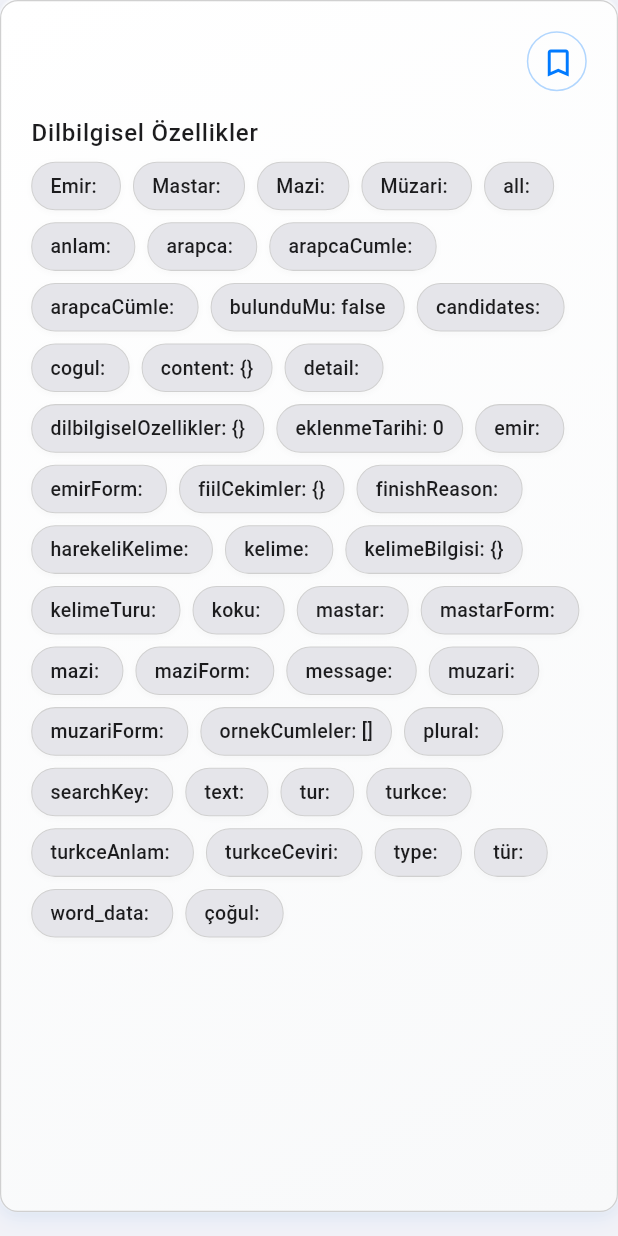
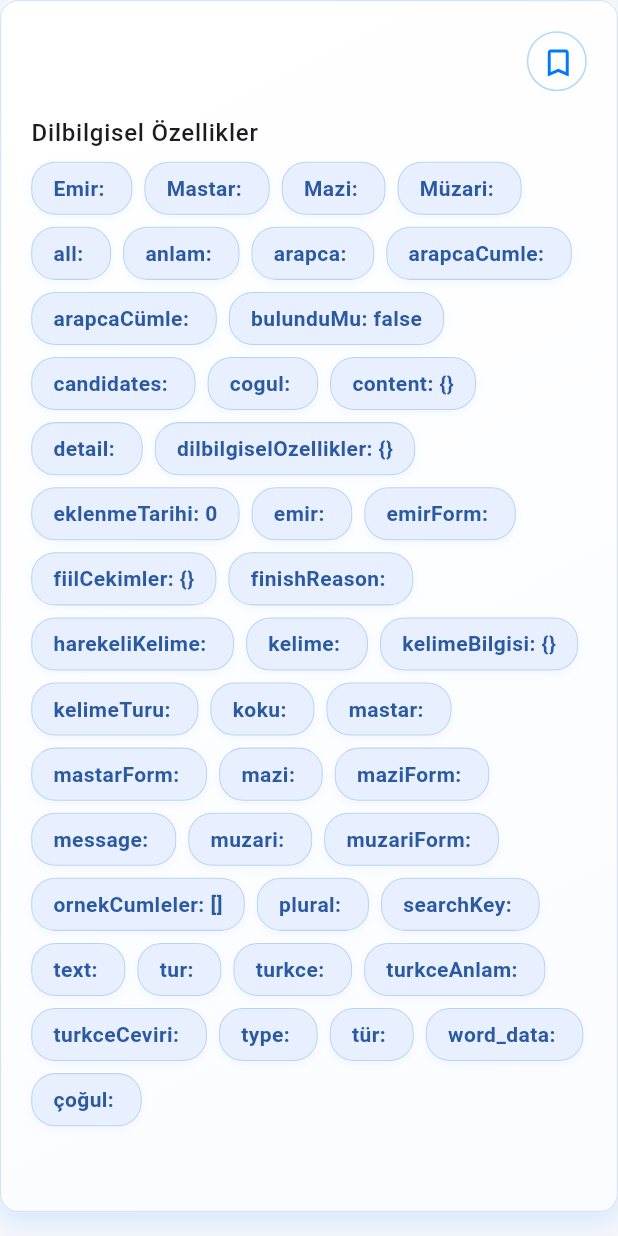
Before and after one commit to onbir53/Kavaid, a Flutter app: the WordCard widget shown alone on an empty page, opened directly with empty values, on a phone screen of 412 x 824 dp. Run offline on Flutter 3.47's test engine with Material 3 defaults, Android fonts, the phone set to English and light mode, and no system bars; our stand-ins replace connectivity_plus, device_info_plus, firebase_core, firebase_database, flutter_spinkit, google_fonts and 4 more; missing offline and left inert: in_app_purchase_android, in_app_purchase_storekit; accounts and stored records are empty; network calls fail.

Commit message:
büyük optimize öncesi 2

```diff
--- a/lib/widgets/word_card.dart
+++ b/lib/widgets/word_card.dart
@@ -133,7 +133,7 @@ class _WordCardState extends State<WordCard> {
                 end: Alignment.bottomRight,
                 colors: [
                   Color(0xFFFFFFFF),
-                  Color(0xFFF8F9FA),
+                  Color(0xFFFBFCFF), // Hafif mavimsi gradient
                 ],
               ),
         color: isDarkMode ? const Color(0xFF1C1C1E) : null,
@@ -141,29 +141,29 @@ class _WordCardState extends State<WordCard> {
         border: Border.all(
           color: isDarkMode
               ? const Color(0xFF48484A).withOpacity(0.5)
-              : const Color(0xFFD0D0D0),
+              : const Color(0xFFD8E4F5), // Daha açık mavi kenar
           width: 0.8,
         ),
         boxShadow: [
           BoxShadow(
             color: isDarkMode
                 ? Colors.black.withOpacity(0.3)
-                : const Color(0xFF007AFF).withOpacity(0.08),
-            blurRadius: isDarkMode ? 8 : 12,
-            offset: Offset(0, isDarkMode ? 2 : 4),
-            spreadRadius: isDarkMode ? 0 : 0.5,
+                : const Color(0xFF007AFF).withOpacity(0.1), // Daha belirgin mavi gölge
+            blurRadius: isDarkMode ? 8 : 16,
+            offset: Offset(0, isDarkMode ? 2 : 6),
+            spreadRadius: isDarkMode ? 0 : 1,
           ),
           if (!isDarkMode) ...[
             BoxShadow(
-              color: Colors.white.withOpacity(0.9),
+              color: Colors.white.withOpacity(0.95),
               blurRadius: 1,
               offset: const Offset(0, -1),
               spreadRadius: 0,
             ),
             BoxShadow(
-              color: Colors.black.withOpacity(0.02),
-              blurRadius: 6,
-              offset: const Offset(0, 2),
+              color: const Color(0xFF007AFF).withOpacity(0.03), // Ekstra mavi gölge
+              blurRadius: 8,
+              offset: const Offset(0, 3),
               spreadRadius: 0,
             ),
           ],
@@ -482,8 +482,8 @@ class _WordCardState extends State<WordCard> {
             ? null
             : const LinearGradient(
                 colors: [
-                  Color(0xFFF8F9FA),
-                  Color(0xFFF2F2F7),
+                  Color(0xFFE8F0FF), // Daha mavi tonlu arka plan
+                  Color(0xFFE3EDFC), // Daha mavi tonlu arka plan
                 ],
                 begin: Alignment.topCenter,
                 end: Alignment.bottomCenter,
@@ -493,21 +493,21 @@ class _WordCardState extends State<WordCard> {
         border: Border.all(
           color: isDarkMode
               ? const Color(0xFF48484A).withOpacity(0.5)
-              : const Color(0xFFD0D0D0),
+              : const Color(0xFFB8D4F5), // Daha mavi tonlu kenar
           width: 0.8,
         ),
         boxShadow: [
           BoxShadow(
             color: isDarkMode
                 ? Colors.black.withOpacity(0.2)
-                : Colors.black.withOpacity(0.04),
-            blurRadius: isDarkMode ? 4 : 6,
-            offset: Offset(0, isDarkMode ? 2 : 2),
-            spreadRadius: isDarkMode ? 0 : 0.3,
+                : const Color(0xFF007AFF).withOpacity(0.06), // Mavi gölge
+            blurRadius: isDarkMode ? 4 : 8,
+            offset: Offset(0, isDarkMode ? 2 : 3),
+            spreadRadius: isDarkMode ? 0 : 0.5,
           ),
           if (!isDarkMode) ...[
             BoxShadow(
-              color: Colors.white.withOpacity(0.8),
+              color: Colors.white.withOpacity(0.9),
               blurRadius: 1,
               offset: const Offset(0, -1),
               spreadRadius: 0,
@@ -521,11 +521,11 @@ class _WordCardState extends State<WordCard> {
           Text(
             title,
             style: TextStyle(
-              fontSize: 12,
+              fontSize: 13, // 12'den 13'e büyüttüm
               fontWeight: FontWeight.w600,
               color: isDarkMode
                   ? const Color(0xFF007AFF)
-                  : const Color(0xFF6D6D70),
+                  : const Color(0xFF4A7CC7), // Daha belirgin mavi
               letterSpacing: 0.5,
             ),
           ),
@@ -533,7 +533,7 @@ class _WordCardState extends State<WordCard> {
           Text(
             content,
             style: GoogleFonts.scheherazadeNew(
-              fontSize: 20,
+              fontSize: 22, // 20'den 22'ye büyüttüm
               fontWeight: FontWeight.w700,
               color: isDarkMode
                   ? const Color(0xFFE5E5EA)
@@ -571,27 +571,27 @@ class _FeatureChips extends StatelessWidget {
           .where((entry) => entry.key != 'cogulForm')
           .map((entry) {
         return Container(
-          padding: const EdgeInsets.symmetric(horizontal: 12, vertical: 6),
+          padding: const EdgeInsets.symmetric(horizontal: 14, vertical: 7),
           decoration: BoxDecoration(
             color: isDarkMode
                 ? const Color(0xFF3A3A3C).withOpacity(0.8)
-                : const Color(0xFFE5E5EA),
+                : const Color(0xFFE8F0FF), // Daha mavi tonlu chip arka planı
             borderRadius: BorderRadius.circular(16),
             border: Border.all(
               color: isDarkMode
                   ? const Color(0xFF48484A)
-                  : const Color(0xFFD0D0D0),
+                  : const Color(0xFFB8D4F5), // Daha mavi tonlu kenar
               width: 0.7,
             ),
             boxShadow: [
               if (!isDarkMode) ...[
                 BoxShadow(
-                  color: Colors.black.withOpacity(0.03),
-                  blurRadius: 3,
-                  offset: const Offset(0, 1),
+                  color: const Color(0xFF007AFF).withOpacity(0.05), // Mavi gölge
+                  blurRadius: 4,
+                  offset: const Offset(0, 2),
                 ),
                 BoxShadow(
-                  color: Colors.white.withOpacity(0.8),
+                  color: Colors.white.withOpacity(0.9),
                   blurRadius: 1,
                   offset: const Offset(0, -0.5),
                 ),
@@ -601,12 +601,12 @@ class _FeatureChips extends StatelessWidget {
           child: Text(
             '${entry.key}: ${entry.value}',
             style: TextStyle(
-              fontSize: 13,
+              fontSize: 14, // 13'ten 14'e büyüttüm
               color: isDarkMode
                   ? const Color(0xFFE5E5EA)
-                  : const Color(0xFF1C1C1E),
-              fontWeight: FontWeight.w500,
-              letterSpacing: 0.2,
+                  : const Color(0xFF2C5AA0), // Daha belirgin mavi metin
+              fontWeight: FontWeight.w600, // w500'den w600'e
+              letterSpacing: 0.3,
             ),
           ),
         );
```
Also changed, not shown: lib/main.dart (+5 -5 lines).
